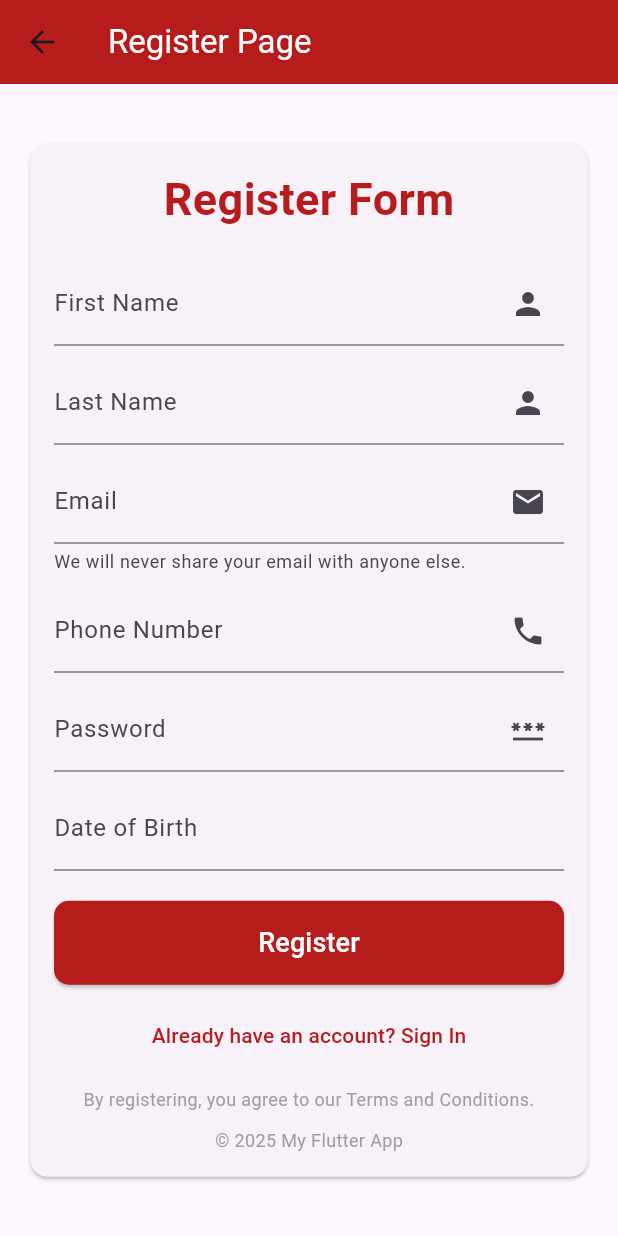
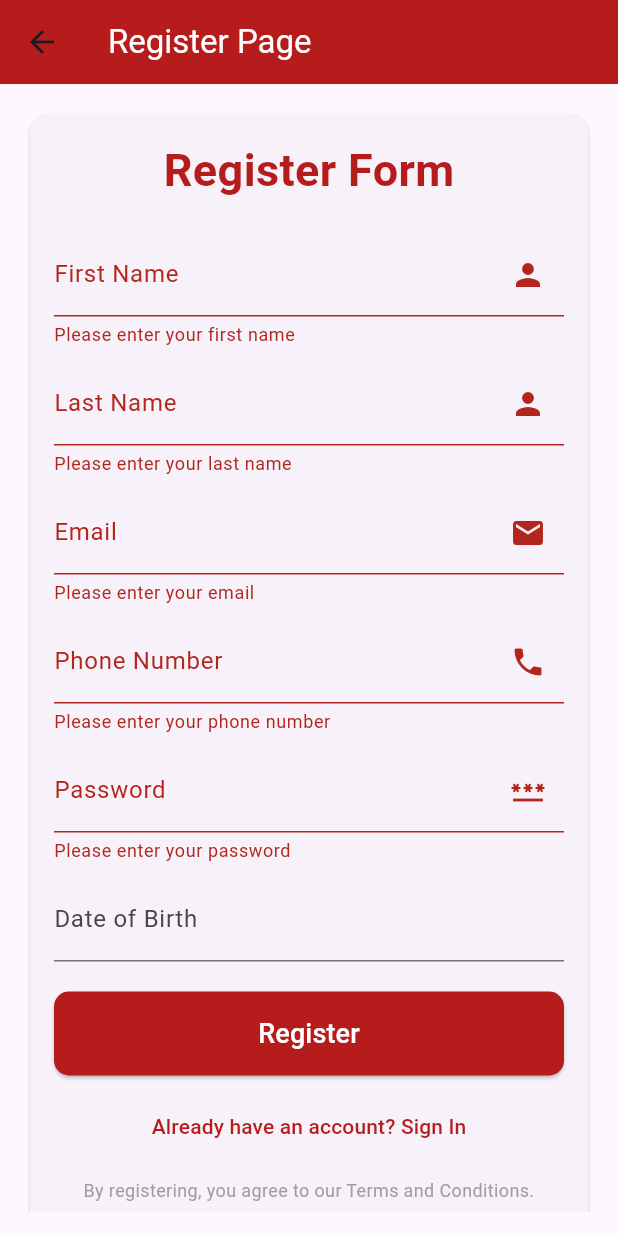
Before and after one commit to developerlight/login-page-mobile, a Flutter app: the RegisterPage screen opened directly, after a tap on "Register", on a phone screen of 412 x 824 dp. Run offline on Flutter 3.47's test engine with Material 3 defaults, Android fonts, the phone set to English and light mode, and no system bars; drawn by our look-alikes of date_field.

Commit message:
feat feature validator loginPage and registerPage

```diff
--- a/lib/main.dart
+++ b/lib/main.dart
@@ -28,8 +28,24 @@ class MyApp extends StatelessWidget {
   }
 }
 
-class CobaLogin extends StatelessWidget {
+class CobaLogin extends StatefulWidget {
   const CobaLogin({super.key});
+
+  @override
+  State<CobaLogin> createState() => _CobaLogin();
+}
+
+class _CobaLogin extends State<CobaLogin> {
+  final TextEditingController _usernameController = TextEditingController();
+  final TextEditingController _passwordController = TextEditingController();
+  final _formKey = GlobalKey<FormState>();
+
+  @override
+  void dispose() {
+    _usernameController.dispose();
+    _passwordController.dispose();
+    super.dispose();
+  }
 
   @override
   Widget build(BuildContext context) {
@@ -39,6 +55,8 @@ class CobaLogin extends StatelessWidget {
       child: Padding(
         padding: const EdgeInsets.all(16.0),
         child: Form(
+          key: _formKey,
+          // autovalidateMode: AutovalidateMode.onUserInteraction,
           child: Column(
             children: [
               SizedBox(height: 12),
@@ -54,6 +72,7 @@ class CobaLogin extends StatelessWidget {
               ),
               SizedBox(height: 20),
               TextFormField(
+                controller: _usernameController,
                 decoration: InputDecoration(
                   prefixIcon: Icon(Icons.person),
                   labelText: 'Username',
@@ -63,11 +82,14 @@ class CobaLogin extends StatelessWidget {
                     borderSide: BorderSide(color: Colors.red),
                   ),
                 ),
+                // menampilkan pesan error jika field kosong
+                validator: (value) =>
+                    value!.isEmpty ? 'Please enter your username' : null,
               ),
               SizedBox(height: 10),
               TextFormField(
                 obscureText: true,
-
+                controller: _passwordController,
                 decoration: InputDecoration(
                   prefixIcon: Icon(Icons.lock),
                   labelText: 'Password',
@@ -77,12 +99,28 @@ class CobaLogin extends StatelessWidget {
                     borderSide: BorderSide(color: Colors.red),
                   ),
                 ),
+                validator: (value) =>
+                    value!.isEmpty ? 'Please enter your password' : null,
               ),
 
               SizedBox(height: 20),
               ElevatedButton(
                 onPressed: () {
-                  Navigator.push(context, MaterialPageRoute(builder: (context) => DashboardPage()));
+                  // print('Username: ${_usernameController.text}');
+                  // print('Password: ${_passwordController.text}');
+                  // Validate the form fields. If invalid, the TextFormField validators
+                  // will display error messages under each field automatically.
+                  if (_formKey.currentState!.validate()) {
+                    // If the form is valid, show a success snackbar (or proceed).
+                    ScaffoldMessenger.of(
+                      context,
+                    ).showSnackBar(SnackBar(content: Text('Login successful')));
+                    // Navigate to the dashboard or perform sign-in logic here.
+                    Navigator.push(
+                      context,
+                      MaterialPageRoute(builder: (context) => DashboardPage()),
+                    );
+                  }
                 },
                 style: ElevatedButton.styleFrom(
                   backgroundColor: Colors.red[900],
@@ -207,11 +245,26 @@ class RegisterPage extends StatelessWidget {
   }
 }
 
-class Register extends StatelessWidget {
+class Register extends StatefulWidget {
+  @override
+  State<Register> createState() => _Register();
+}
+
+class _Register extends State<Register> {
+  final _formKey = GlobalKey<FormState>();
+
+  final TextEditingController _firstNameController = TextEditingController();
+  final TextEditingController _lastNameController = TextEditingController();
+  final TextEditingController _emailController = TextEditingController();
+  final TextEditingController _phoneController = TextEditingController();
+  final TextEditingController _passwordController = TextEditingController();
+
   @override
   Widget build(BuildContext context) {
     // TODO: implement build
     return Card(
+      child: Form(
+        key: _formKey,
         child: Padding(
           padding: const EdgeInsets.all(16.0),
           child: Column(
@@ -227,6 +280,7 @@ class Register extends StatelessWidget {
               ),
               SizedBox(height: 20),
               TextFormField(
+                controller: _firstNameController,
                 decoration: InputDecoration(
                   suffixIcon: Icon(Icons.person),
                   labelText: 'First Name',
@@ -235,9 +289,11 @@ class Register extends StatelessWidget {
                     borderSide: BorderSide(color: Colors.red),
                   ),
                 ),
+                validator: (value) => value!.isEmpty ? 'Please enter your first name' : null,
               ),
               SizedBox(height: 10),
               TextFormField(
+                controller: _lastNameController,
                 decoration: InputDecoration(
                   suffixIcon: Icon(Icons.person),
                   labelText: 'Last Name',
@@ -246,22 +302,28 @@ class Register extends StatelessWidget {
                     borderSide: BorderSide(color: Colors.red),
                   ),
                 ),
+                validator: (value) => value!.isEmpty ? 'Please enter your last name' : null,
               ),
               SizedBox(height: 10),
               TextFormField(
+                controller: _emailController,
                 keyboardType: TextInputType.emailAddress,
                 decoration: InputDecoration(
                   suffixIcon: Icon(Icons.email),
                   labelText: 'Email',
                   hintText: 'Enter your email',
-                helperText: 'We will never share your email with anyone else.',
+                  helperText:
+                      'We will never share your email with anyone else.',
                   border: UnderlineInputBorder(
                     borderSide: BorderSide(color: Colors.red),
                   ),
                 ),
+                validator: (value) =>
+                    value!.isEmpty ? 'Please enter your email' : null,
               ),
               SizedBox(height: 10),
               TextFormField(
+                controller: _phoneController,
                 keyboardType: TextInputType.phone,
                 decoration: InputDecoration(
                   suffixIcon: Icon(Icons.phone),
@@ -271,9 +333,11 @@ class Register extends StatelessWidget {
                     borderSide: BorderSide(color: Colors.red),
                   ),
                 ),
+                validator: (value) => value!.isEmpty ? 'Please enter your phone number' : null,
               ),
               SizedBox(height: 10),
               TextFormField(
+                controller: _passwordController,
                 obscureText: true,
                 decoration: InputDecoration(
                   suffixIcon: Icon(Icons.password),
@@ -283,6 +347,8 @@ class Register extends StatelessWidget {
                     borderSide: BorderSide(color: Colors.red),
                   ),
                 ),
+                validator: (value) =>
+                    value!.isEmpty ? 'Please enter your password' : null,
               ),
               SizedBox(height: 10),
               DateTimeFormField(
@@ -305,6 +371,14 @@ class Register extends StatelessWidget {
               ElevatedButton(
                 onPressed: () {
                   // Handle register action
+                  if (_formKey.currentState!.validate()) {
+                    ScaffoldMessenger.of(
+                      context,
+                    ).showSnackBar(
+                        SnackBar(content: Text('Registration successful'))
+                  );
+                  Navigator.pop(context);
+                  }
                 },
                 child: Text(
                   'Register',
@@ -341,6 +415,7 @@ class Register extends StatelessWidget {
                 style: TextStyle(fontSize: 12, color: Colors.grey),
               ),
             ],
+          ),
         ),
       ),
     );
@@ -687,7 +762,7 @@ class DashboardPage extends StatelessWidget {
           'Welcome to the Dashboard!',
           style: TextStyle(fontSize: 24, fontWeight: FontWeight.bold),
         ),
-      )
+      ),
     );
   }
 }
```
Lines whose indentation alone changed are shown as unchanged.
